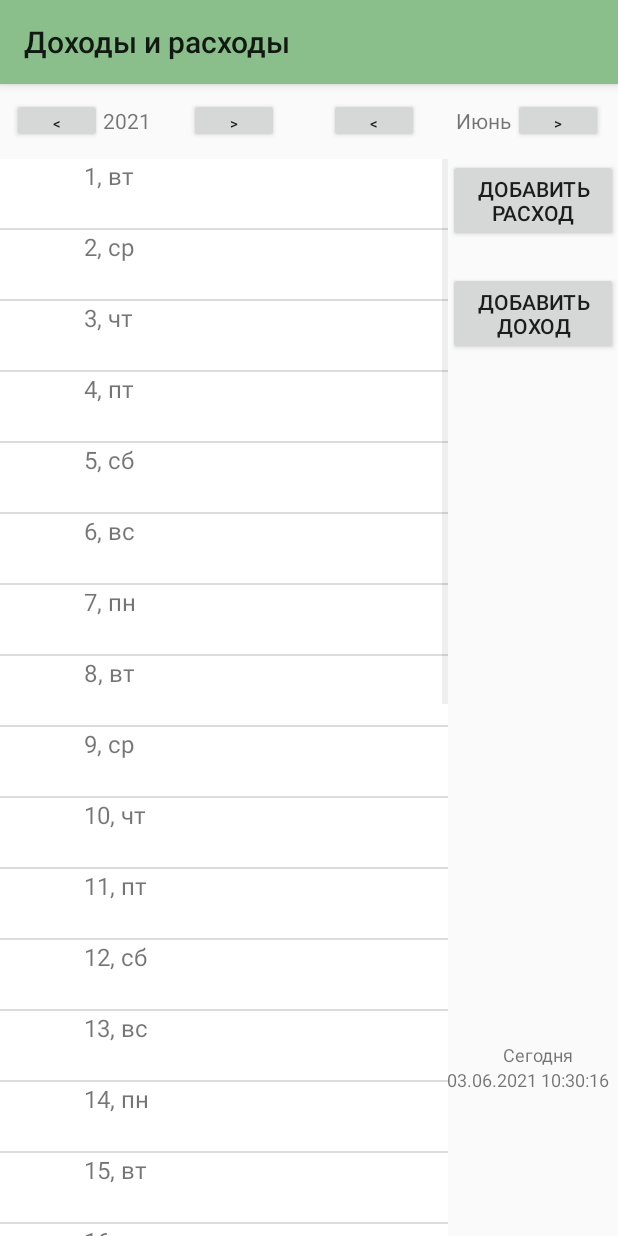
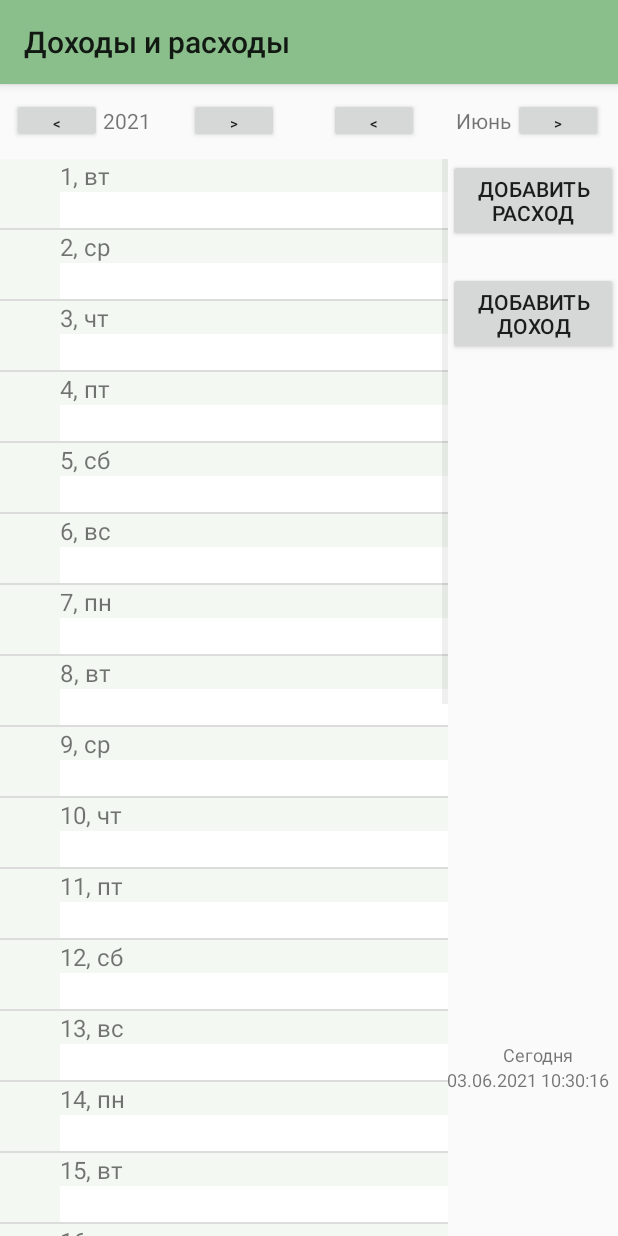
Before and after one commit to Aaaaa988/WiselyApp, an Android app: the SpendIncomeActivity screen opened directly, with no data from a screen before it, on a phone screen of 412 x 824 dp. Run offline under Robolectric (Android 15) with nearby library versions, the phone set to English and light mode, and no system bars; our stand-ins replace Room's generated code.

```diff
--- a/app/src/main/res/layout/list_item.xml
+++ b/app/src/main/res/layout/list_item.xml
@@ -15,6 +15,7 @@
         <LinearLayout
             android:layout_width="wrap_content"
             android:layout_height="match_parent"
+            android:background="#0D238A00"
             android:orientation="vertical">
 
             <ImageView
@@ -30,9 +31,9 @@
 
             <TextView
                 android:id="@+id/dayOfWeek"
-                android:layout_width="wrap_content"
+                android:layout_width="match_parent"
                 android:layout_height="wrap_content"
-                android:layout_marginLeft="16dp"
+                android:background="#0D238A00"
                 android:text="День недели"
                 android:textSize="16sp" />
 
```
Also changed, not shown: app/src/main/java/com/kiselev/wiselyapp/database/entity/Spend_Comment.java (added, +22 -0 lines), app/src/main/java/com/kiselev/wiselyapp/database/entity/Spend_Type.java (added, +28 -0 lines).
